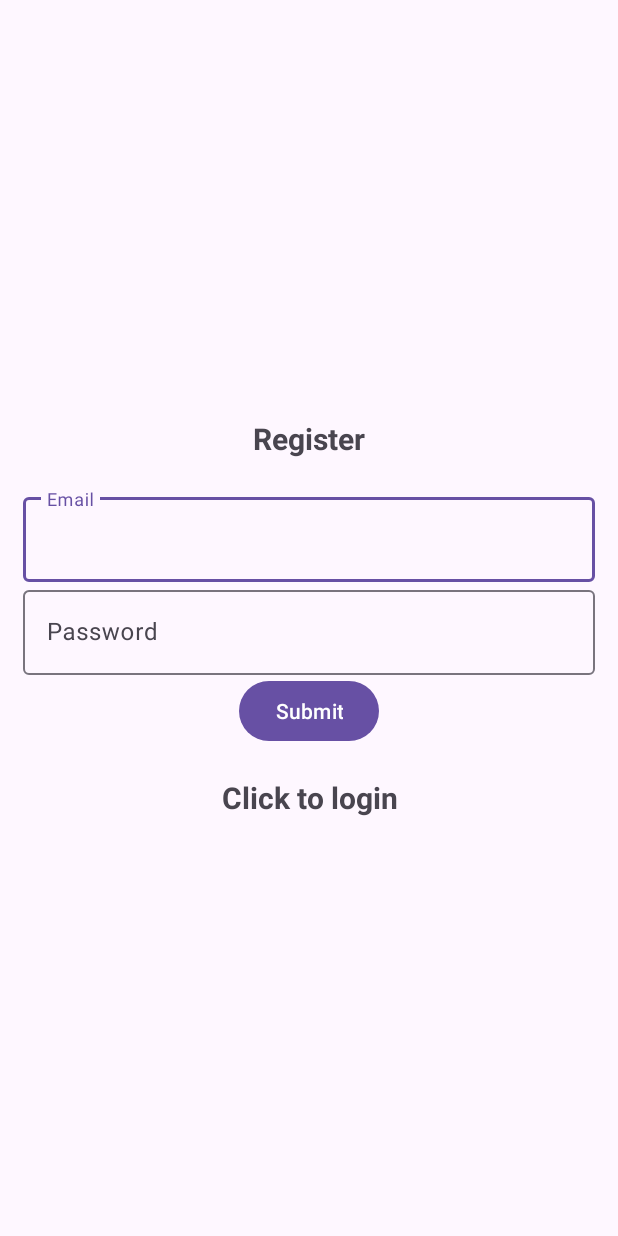
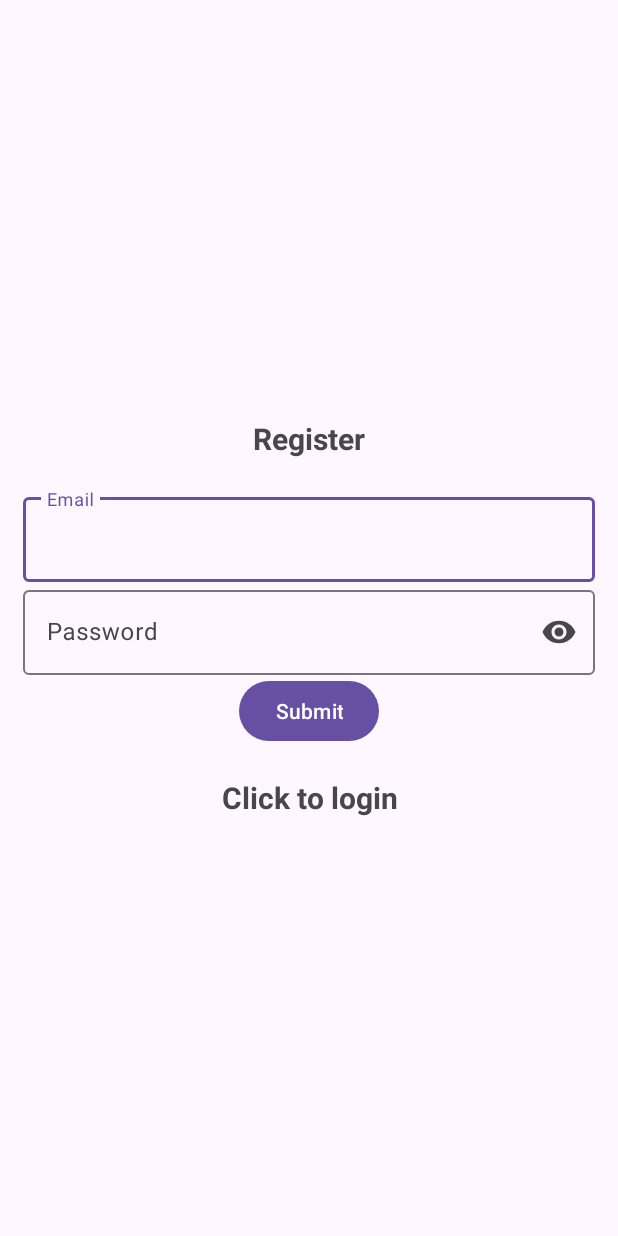
Before and after one commit to Makcime/WodBook, an Android app built with Jetpack Compose: the RegisterActivity screen opened directly, with no data from a screen before it, on a phone screen of 412 x 824 dp. Run offline under Robolectric (Android 15) with nearby library versions, the phone set to English and light mode, and no system bars; our stand-ins replace Firebase (no records; nobody signed in at launch, a user with empty details on screens opened directly).

Commit message:
[enh] passwords should always be hidden by default

```diff
--- a/app/src/main/res/layout/activity_login.xml
+++ b/app/src/main/res/layout/activity_login.xml
@@ -33,15 +33,18 @@
 
     <com.google.android.material.textfield.TextInputLayout
         android:layout_width="match_parent"
-        android:layout_height="wrap_content">
+        android:layout_height="wrap_content"
+        app:endIconMode="password_toggle">
 
         <com.google.android.material.textfield.TextInputEditText
             android:id="@+id/password"
             android:hint="@string/password"
+            android:inputType="textPassword"
             android:layout_width="match_parent"
             android:layout_height="wrap_content" />
 
     </com.google.android.material.textfield.TextInputLayout>
+
 
     <ProgressBar
         android:id="@+id/pgb_register"
--- a/app/src/main/res/layout/activity_register.xml
+++ b/app/src/main/res/layout/activity_register.xml
@@ -33,15 +33,18 @@
 
     <com.google.android.material.textfield.TextInputLayout
         android:layout_width="match_parent"
-        android:layout_height="wrap_content">
+        android:layout_height="wrap_content"
+        app:endIconMode="password_toggle">
 
         <com.google.android.material.textfield.TextInputEditText
             android:id="@+id/password"
             android:hint="@string/password"
+            android:inputType="textPassword"
             android:layout_width="match_parent"
             android:layout_height="wrap_content" />
 
     </com.google.android.material.textfield.TextInputLayout>
+
 
     <ProgressBar
         android:id="@+id/pgb_register"
```
